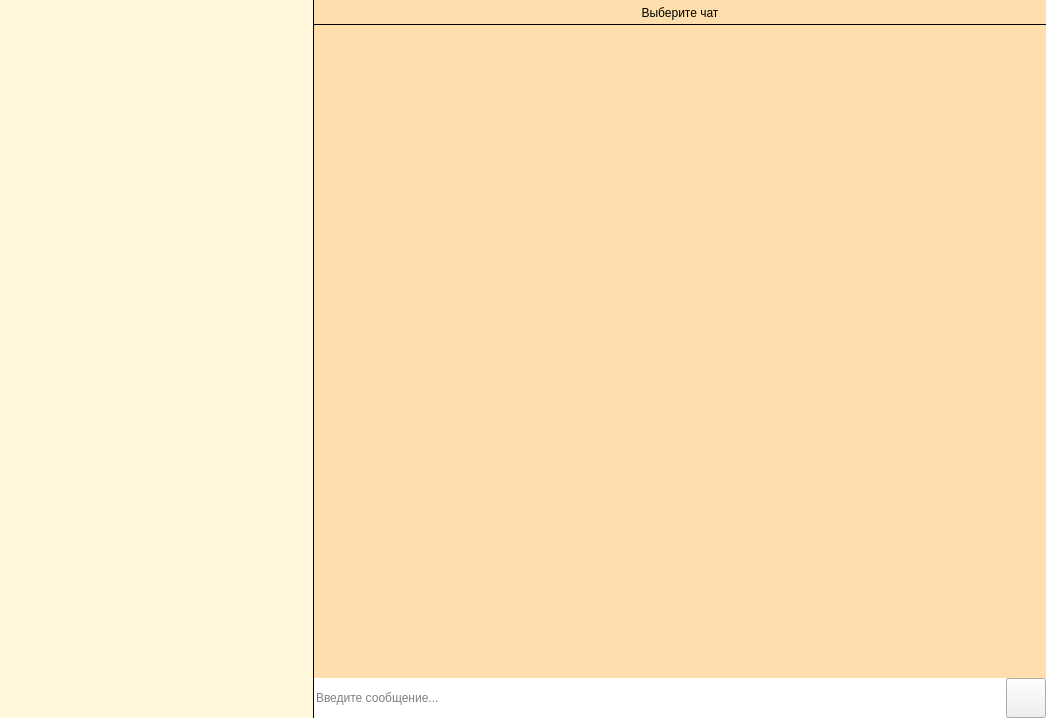
Before: the Qt Designer form mainwindow.ui in focy322/simple_perepiska_desk, drawn with Qt 5.
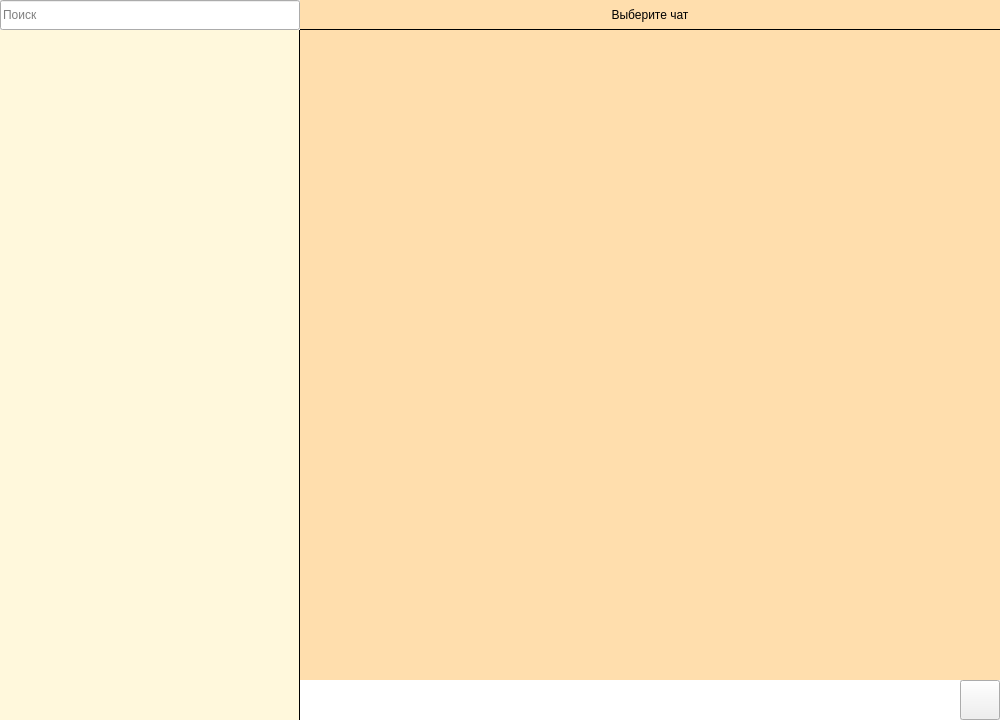
After: the same form once the commit is applied. The open tabs and pages were chosen to show the change. Icons and pictures are not drawn.

Diff of the .ui file:
```diff
--- a/mainwindow.ui
+++ b/mainwindow.ui
@@ -6,8 +6,8 @@
    <rect>
     <x>0</x>
     <y>0</y>
-    <width>1046</width>
-    <height>718</height>
+    <width>1000</width>
+    <height>720</height>
    </rect>
   </property>
   <property name="sizePolicy">
@@ -611,20 +611,110 @@
              <number>0</number>
             </property>
             <item>
-             <widget class="QListView" name="chatsView">
-              <property name="styleSheet">
-               <string notr="true">background-color:#FFF8DC;
-border: none;
-border-right: 1px solid black;
-</string>
-              </property>
-              <property name="editTriggers">
-               <set>QAbstractItemView::EditTrigger::NoEditTriggers</set>
-              </property>
+             <layout class="QVBoxLayout" name="chatsListWithSearchListAndSearchInputLayout" stretch="0,0">
               <property name="spacing">
                <number>0</number>
               </property>
-             </widget>
+              <property name="leftMargin">
+               <number>0</number>
+              </property>
+              <item>
+               <widget class="QLineEdit" name="searchInput">
+                <property name="minimumSize">
+                 <size>
+                  <width>0</width>
+                  <height>30</height>
+                 </size>
+                </property>
+                <property name="placeholderText">
+                 <string>Поиск</string>
+                </property>
+               </widget>
+              </item>
+              <item>
+               <widget class="QStackedWidget" name="chatsAndSearchListsWidgets">
+                <property name="sizePolicy">
+                 <sizepolicy hsizetype="Expanding" vsizetype="Expanding">
+                  <horstretch>0</horstretch>
+                  <verstretch>0</verstretch>
+                 </sizepolicy>
+                </property>
+                <property name="currentIndex">
+                 <number>0</number>
+                </property>
+                <widget class="QWidget" name="chatsListPage">
+                 <property name="layoutDirection">
+                  <enum>Qt::LayoutDirection::LeftToRight</enum>
+                 </property>
+                 <property name="autoFillBackground">
+                  <bool>false</bool>
+                 </property>
+                 <layout class="QHBoxLayout" name="horizontalLayout_2">
+                  <property name="spacing">
+                   <number>0</number>
+                  </property>
+                  <property name="leftMargin">
+                   <number>0</number>
+                  </property>
+                  <property name="topMargin">
+                   <number>0</number>
+                  </property>
+                  <property name="rightMargin">
+                   <number>0</number>
+                  </property>
+                  <property name="bottomMargin">
+                   <number>0</number>
+                  </property>
+                  <item>
+                   <widget class="QListView" name="chatsView">
+                    <property name="styleSheet">
+                     <string notr="true">background-color:#FFF8DC;
+border: none;
+border-right: 1px solid black;
+</string>
+                    </property>
+                    <property name="editTriggers">
+                     <set>QAbstractItemView::EditTrigger::NoEditTriggers</set>
+                    </property>
+                    <property name="spacing">
+                     <number>0</number>
+                    </property>
+                   </widget>
+                  </item>
+                 </layout>
+                </widget>
+                <widget class="QWidget" name="searchListPage">
+                 <layout class="QHBoxLayout" name="horizontalLayout_3">
+                  <property name="spacing">
+                   <number>0</number>
+                  </property>
+                  <property name="leftMargin">
+                   <number>0</number>
+                  </property>
+                  <property name="topMargin">
+                   <number>0</number>
+                  </property>
+                  <property name="rightMargin">
+                   <number>0</number>
+                  </property>
+                  <property name="bottomMargin">
+                   <number>0</number>
+                  </property>
+                  <item>
+                   <widget class="QListView" name="searchView">
+                    <property name="styleSheet">
+                     <string notr="true">background-color:#FFF8DC;
+border: none;
+border-right: 1px solid black;
+</string>
+                    </property>
+                   </widget>
+                  </item>
+                 </layout>
+                </widget>
+               </widget>
+              </item>
+             </layout>
             </item>
             <item>
              <layout class="QVBoxLayout" name="messagesViewLayout" stretch="0,10,0">
@@ -642,7 +732,7 @@
                 <property name="minimumSize">
                  <size>
                   <width>0</width>
-                  <height>25</height>
+                  <height>30</height>
                  </size>
                 </property>
                 <property name="styleSheet">
@@ -673,17 +763,14 @@
                </widget>
               </item>
               <item>
-               <layout class="QHBoxLayout" name="messageInputLayout" stretch="10,0">
+               <layout class="QHBoxLayout" name="messageInputLayout" stretch="0,0">
                 <property name="spacing">
                  <number>0</number>
                 </property>
                 <item>
-                 <widget class="QLineEdit" name="messageInput">
-                  <property name="enabled">
-                   <bool>true</bool>
-                  </property>
+                 <widget class="QTextEdit" name="messageInput">
                   <property name="sizePolicy">
-                   <sizepolicy hsizetype="Expanding" vsizetype="Fixed">
+                   <sizepolicy hsizetype="Expanding" vsizetype="Minimum">
                     <horstretch>0</horstretch>
                     <verstretch>0</verstretch>
                    </sizepolicy>
@@ -694,24 +781,41 @@
                     <height>40</height>
                    </size>
                   </property>
+                  <property name="maximumSize">
+                   <size>
+                    <width>16777215</width>
+                    <height>200</height>
+                   </size>
+                  </property>
                   <property name="baseSize">
                    <size>
                     <width>0</width>
                     <height>0</height>
                    </size>
                   </property>
-                  <property name="styleSheet">
-                   <string notr="true">border: none;</string>
+                  <property name="font">
+                   <font>
+                    <pointsize>14</pointsize>
+                   </font>
                   </property>
-                  <property name="placeholderText">
-                   <string>Введите сообщение...</string>
+                  <property name="frameShape">
+                   <enum>QFrame::Shape::NoFrame</enum>
+                  </property>
+                  <property name="verticalScrollBarPolicy">
+                   <enum>Qt::ScrollBarPolicy::ScrollBarAlwaysOff</enum>
+                  </property>
+                  <property name="horizontalScrollBarPolicy">
+                   <enum>Qt::ScrollBarPolicy::ScrollBarAlwaysOff</enum>
+                  </property>
+                  <property name="tabChangesFocus">
+                   <bool>true</bool>
                   </property>
                  </widget>
                 </item>
                 <item>
                  <widget class="QPushButton" name="sendMessageBtn">
                   <property name="sizePolicy">
-                   <sizepolicy hsizetype="Expanding" vsizetype="Fixed">
+                   <sizepolicy hsizetype="Fixed" vsizetype="Fixed">
                     <horstretch>0</horstretch>
                     <verstretch>0</verstretch>
                    </sizepolicy>
```
Left out of the diff: 2 changed lines with no effect on the pictures.
